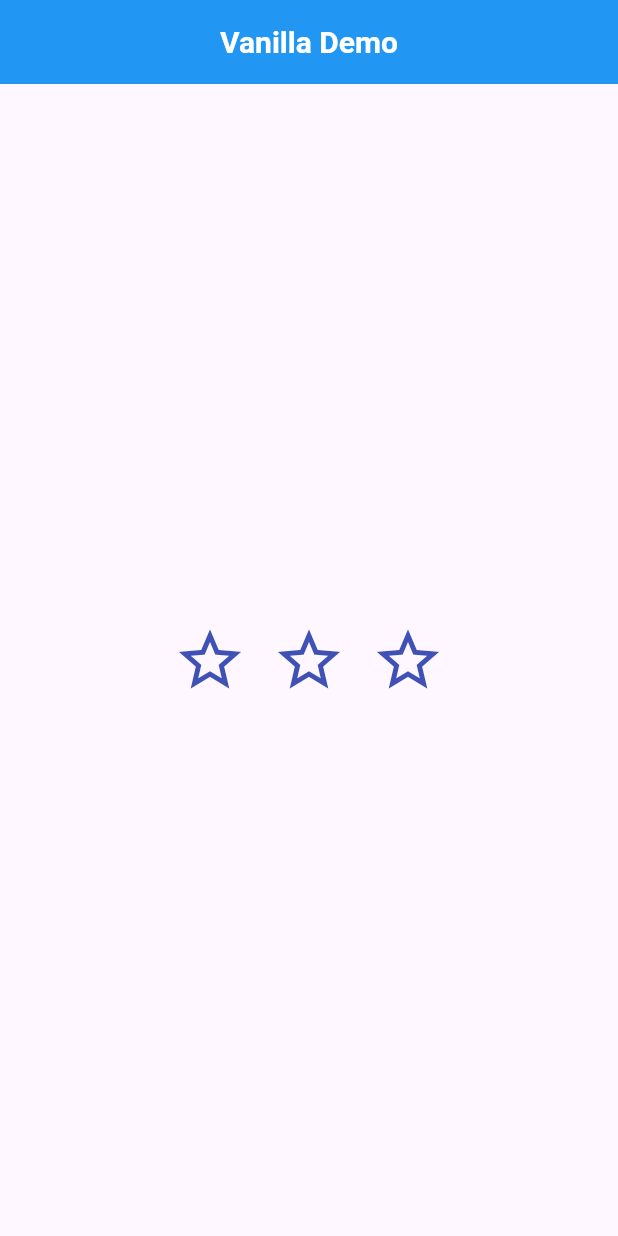
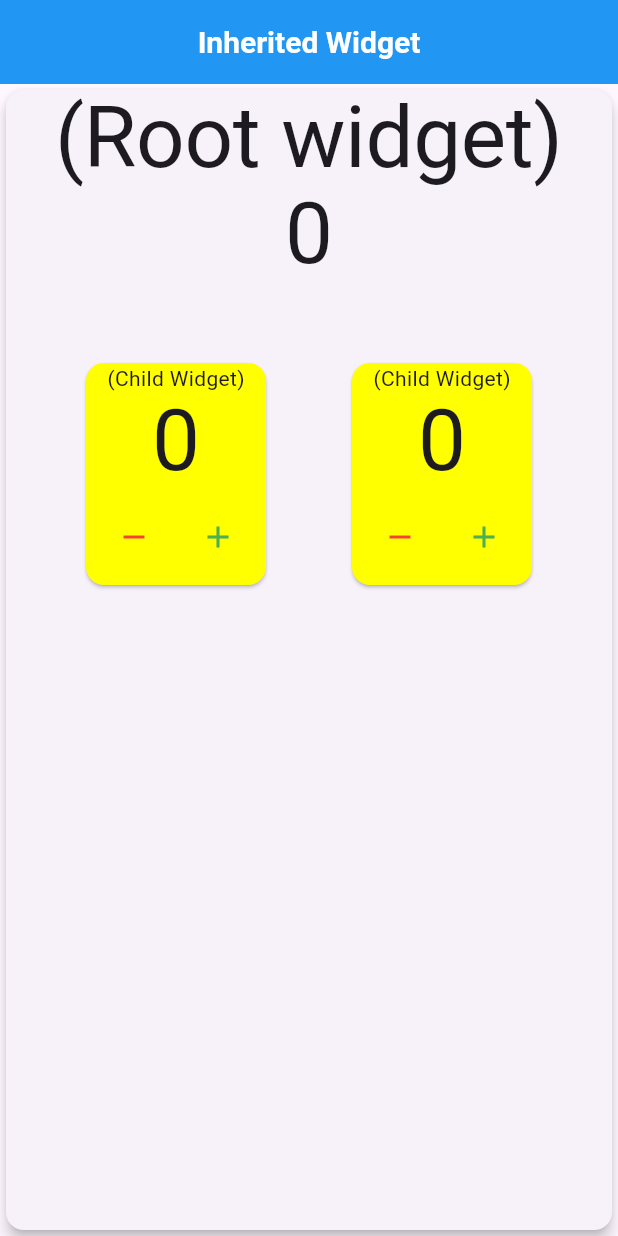
Before and after one commit to clonediff/FlutterTests, a Flutter app: the screen it shows after launch, on a phone screen of 412 x 824 dp. Run offline on Flutter 3.47's test engine with Material 3 defaults, Android fonts, the phone set to English and light mode, and no system bars.

Commit message:
[add] InheritedWidget example

```diff
--- a/lib/main.dart
+++ b/lib/main.dart
@@ -22,71 +22,102 @@ class HomePage extends StatefulWidget {
 }
 
 class _HomePageState extends State<HomePage> {
-  int _rating = 0;
+  int _counter = 0;
+
+  int get counterValue => _counter;
+
+  void _incrementCounter() => setState(() => _counter++);
+
+  void _decrementCounter() => setState(() => _counter--);
 
   @override
   Widget build(BuildContext context) {
-    double _size = 50;
-
     return Scaffold(
       appBar: DefaultAppBar(
-        title: const Text('Vanilla Demo'),
+        title: const Text('Inherited Widget'),
       ),
-      body: Center(
-        child: Row(
-          mainAxisAlignment: MainAxisAlignment.center,
-          children: [
-            IconButton(
-              icon: _rating >= 1
-                  ? const Icon(
-                      Icons.star
-                    )
-                  : const Icon(
-                      Icons.star_border
-                    ),
-              color: Colors.indigo.shade500,
-              iconSize: _size,
-              onPressed: (){
-                setState(() {
-                  _rating = 1;
-                });
-              },
-            ),
-            IconButton(
-              icon: _rating >= 2
-                  ? const Icon(
-                  Icons.star
-              )
-                  : const Icon(
-                  Icons.star_border
-              ),
-              color: Colors.indigo.shade500,
-              iconSize: _size,
-              onPressed: (){
-                setState(() {
-                  _rating = 2;
-                });
-              },
-            ),
-            IconButton(
-              icon: _rating >= 3
-                  ? const Icon(
-                  Icons.star
-              )
-                  : const Icon(
-                  Icons.star_border
-              ),
-              color: Colors.indigo.shade500,
-              iconSize: _size,
-              onPressed: (){
-                setState(() {
-                  _rating = 3;
-                });
-              },
-            ),
-          ],
-        ),
+      body: MyInheritedWidget(
+        myState: this,
+        child: const AppRootWidget(),
       ),
     );
   }
 }
+
+class AppRootWidget extends StatelessWidget {
+  const AppRootWidget({super.key});
+
+  @override
+  Widget build(BuildContext context) {
+    final rootWidgetState = MyInheritedWidget.of(context);
+    return Card(
+      elevation: 4,
+      child: Column(
+        children: [
+          Text('(Root widget)',
+              style: Theme.of(context).textTheme.displayLarge),
+          Text('${rootWidgetState._myState.counterValue}',
+              style: Theme.of(context).textTheme.displayLarge),
+          const SizedBox(height: 50),
+          const Row(
+            mainAxisAlignment: MainAxisAlignment.spaceEvenly,
+            children: [
+              Counter(),
+              Counter(),
+            ],
+          ),
+        ],
+      ),
+    );
+  }
+}
+
+class Counter extends StatelessWidget {
+  const Counter({super.key});
+
+  @override
+  Widget build(BuildContext context) {
+    final rootWidgetState = MyInheritedWidget.of(context);
+    return Card(
+      margin: const EdgeInsets.all(4).copyWith(bottom: 32),
+      color: Colors.yellowAccent,
+      child: Column(
+        children: [
+          const Text('(Child Widget)'),
+          Text('${rootWidgetState._myState.counterValue}',
+              style: Theme.of(context).textTheme.displayLarge),
+          ButtonBar(
+            children: [
+              IconButton(
+                onPressed: () => rootWidgetState._myState._decrementCounter(),
+                icon: const Icon(Icons.remove),
+                color: Colors.red,
+              ),
+              IconButton(
+                onPressed: () => rootWidgetState._myState._incrementCounter(),
+                icon: const Icon(Icons.add),
+                color: Colors.green,
+              ),
+            ],
+          )
+        ],
+      ),
+    );
+  }
+}
+
+class MyInheritedWidget extends InheritedWidget {
+  final _HomePageState _myState;
+
+  const MyInheritedWidget({super.key, required super.child, required myState})
+      : _myState = myState;
+
+  @override
+  bool updateShouldNotify(MyInheritedWidget oldWidget) {
+    return _myState.counterValue != oldWidget._myState.counterValue;
+  }
+
+  static MyInheritedWidget of(BuildContext context) {
+    return context.dependOnInheritedWidgetOfExactType()!;
+  }
+}
```
